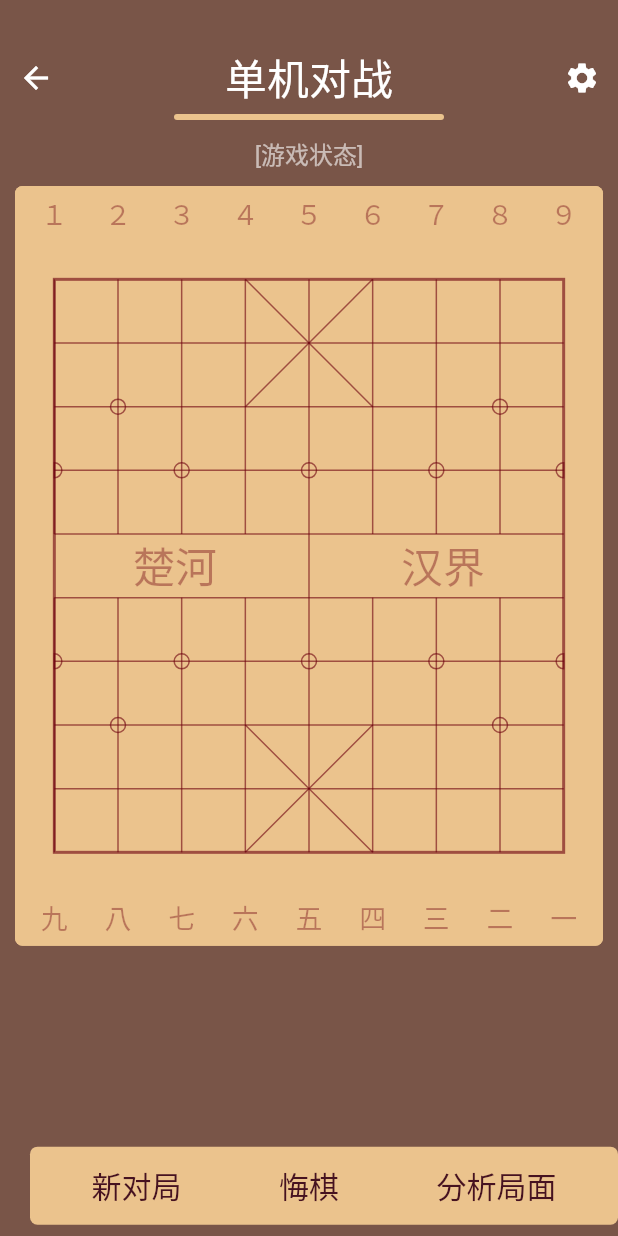
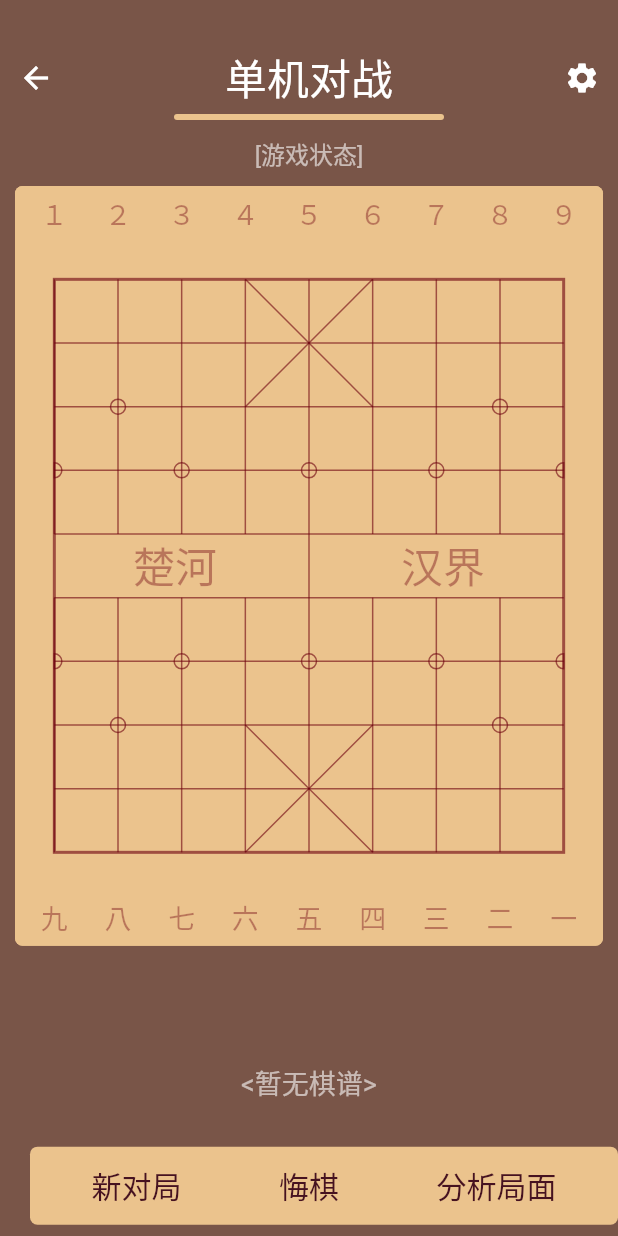
Before and after one commit to YoungPeak/chessboard, a Flutter app: the screen it shows after launch, after a tap on "挑战云主机", on a phone screen of 412 x 824 dp. Run offline on Flutter 3.47's test engine with Material 2 defaults, Android fonts, the phone set to English and light mode, and no system bars; Roboto replaces fonts that are missing (QiTi); statements that could not run were skipped.

Commit message:
feat: 优化对战界面UI

```diff
--- a/lib/main.dart
+++ b/lib/main.dart
@@ -1,8 +1,24 @@
-import 'package:chessboard/routes/battle-page.dart';
+import 'dart:io';
+
 import 'package:chessboard/routes/main-menu.dart';
 import 'package:flutter/material.dart';
+import 'package:flutter/services.dart';
 
-void main() => runApp(ChessRoadApp());
+void main() {
+  runApp(ChessRoadApp());
+
+  // 仅支持竖屏
+  SystemChrome.setPreferredOrientations(
+    [DeviceOrientation.portraitUp, DeviceOrientation.portraitDown]
+  );
+  // 不显示状态栏
+  if (Platform.isAndroid) {
+    SystemChrome.setSystemUIOverlayStyle(
+      SystemUiOverlayStyle(statusBarColor: Colors.transparent)
+    );
+  }
+  SystemChrome.setEnabledSystemUIOverlays([]);
+}
 
 class ChessRoadApp extends StatelessWidget {
 
--- a/lib/routes/battle-page.dart
+++ b/lib/routes/battle-page.dart
@@ -1,3 +1,4 @@
+
 import 'package:chessboard/cchess/cc-base.dart';
 import 'package:chessboard/common/color-consts.dart';
 import 'package:chessboard/game/battle.dart';
@@ -8,8 +9,8 @@ import '../main.dart';
 class BattlePage extends StatefulWidget {
 
   // 棋盘的纵横方向的边距
-  static const BoardMarginV = 10.0,
-      BoardMarginH = 10.0;
+
+  static double boardMargin = 10.0, screenPaddingH = 10.0;
 
   @override
   State<StatefulWidget> createState() => _BattlePageState();
@@ -30,7 +31,7 @@ class _BattlePageState extends State<BattlePage> {
             children: <Widget>[
               IconButton(
                 icon: Icon(Icons.arrow_back, color: ColorConsts.DarkTextPrimary),
-                onPressed: (){},
+                onPressed: () => Navigator.of(context).pop()
               ),
               Expanded(child: SizedBox()),
               Text('单机对战', style: titleStyle),
@@ -64,16 +65,16 @@ class _BattlePageState extends State<BattlePage> {
 
     return Container(
       margin: EdgeInsets.symmetric(
-        horizontal: BattlePage.BoardMarginH,
-        vertical: BattlePage.BoardMarginV
+        horizontal: BattlePage.screenPaddingH,
+        vertical: BattlePage.boardMargin
       ),
       decoration: BoxDecoration(
         borderRadius: BorderRadius.circular(5),
         color: ColorConsts.BoardBackground
       ),
       child: BoardWidget(
-        // 棋盘的宽度已经扣除了部分边界
-        width: windowSize.width - BattlePage.BoardMarginH * 2,
+        // 这里将screenPaddingH作为边距，放置在BoardWidget左右，这样棋盘将水平居中显示
+        width: windowSize.width - BattlePage.screenPaddingH * 2,
         onBoardTap: onBoardTap,
       ),
     );
@@ -87,7 +88,7 @@ class _BattlePageState extends State<BattlePage> {
         borderRadius: BorderRadius.circular(5),
         color: ColorConsts.BoardBackground
       ),
-      margin: EdgeInsets.symmetric(horizontal: BattlePage.BoardMarginH),
+      margin: EdgeInsets.symmetric(horizontal: BattlePage.screenPaddingH),
       padding: EdgeInsets.symmetric(vertical: 2),
       child: Row(
         children: <Widget>[
@@ -99,6 +100,63 @@ class _BattlePageState extends State<BattlePage> {
           FlatButton(child: Text('分析局面', style: buttonStyle), onPressed: (){}),
           Expanded(child: SizedBox())
         ],
+      ),
+    );
+  }
+
+  // 对于底部的空间的弹性处理
+  // 针对屏幕比较短的情况，点击一个按钮把着法列表弹出
+  Widget buildFooter() {
+    final size = MediaQuery.of(context).size;
+
+    final manualText = '<暂无棋谱>';
+
+    if (size.height / size.width > 16 / 9) {
+      return buildManualPanel(manualText);
+    } else {
+      return buildExpandableManualPanel(manualText);
+    }
+  }
+
+  Widget buildManualPanel(String text) {
+    final manualStyle = TextStyle(
+      fontSize: 18,
+      color: ColorConsts.DarkTextSecondary,
+      height: 1.5
+    );
+
+    return Expanded(
+      child: Container(
+        margin: EdgeInsets.symmetric(vertical: 16),
+        child: SingleChildScrollView(child: Text(text, style: manualStyle)),
+      ),
+    );
+  }
+
+  // 短屏幕显示一个按钮，点击它后弹出着法列表
+  Widget buildExpandableManualPanel(String text) {
+
+    final manualStyle = TextStyle(fontSize: 18, height: 1.5);
+
+    return Expanded(
+      child: IconButton(
+        icon: Icon(Icons.expand_less, color: ColorConsts.DarkTextPrimary),
+        onPressed: () => showDialog(
+          context: context,
+          barrierDismissible: false,
+          builder: (BuildContext context) {
+            return AlertDialog(
+              title: Text('棋谱', style: TextStyle(color: ColorConsts.Primary)),
+              content: SingleChildScrollView(child: Text(text, style: manualStyle)),
+              actions: <Widget>[
+                FlatButton(
+                  child: Text('好的'),
+                  onPressed: () => Navigator.of(context).pop()
+                )
+              ],
+            );
+          }
+        ),
       ),
     );
   }
@@ -136,6 +194,18 @@ class _BattlePageState extends State<BattlePage> {
     setState(() {});
   }
 
+  void calcScreenPaddingH() {
+    // 当屏幕的纵横比小于16/9时，限制棋盘的宽度
+    final windowSize = MediaQuery.of(context).size;
+    double height = windowSize.height, width = windowSize.width;
+
+    if (height / width < 16.0 / 9.0) {
+      width = height * 9 / 16;
+      // 棋盘宽度之外的空间，分左右两边，由screenPaddingH来持有，布局时添加到BoardWidget外围水平边距
+      BattlePage.screenPaddingH = (windowSize.width - width) / 2 - BattlePage.boardMargin;
+    }
+  }
+
   @override
   void initState() {
 
@@ -147,14 +217,17 @@ class _BattlePageState extends State<BattlePage> {
   @override
   Widget build(BuildContext context) {
 
+    calcScreenPaddingH();
+
     final header = createPageHeader();
     final board = createBoard();
     final operatorBar = createOperatorBar();
+    final footer = buildFooter();
 
     return Scaffold(
       backgroundColor: ColorConsts.DarkBackground,
       body: Column(
-        children: <Widget>[header, board, operatorBar],
+        children: <Widget>[header, board, operatorBar, footer],
       ),
     );
   }
```
